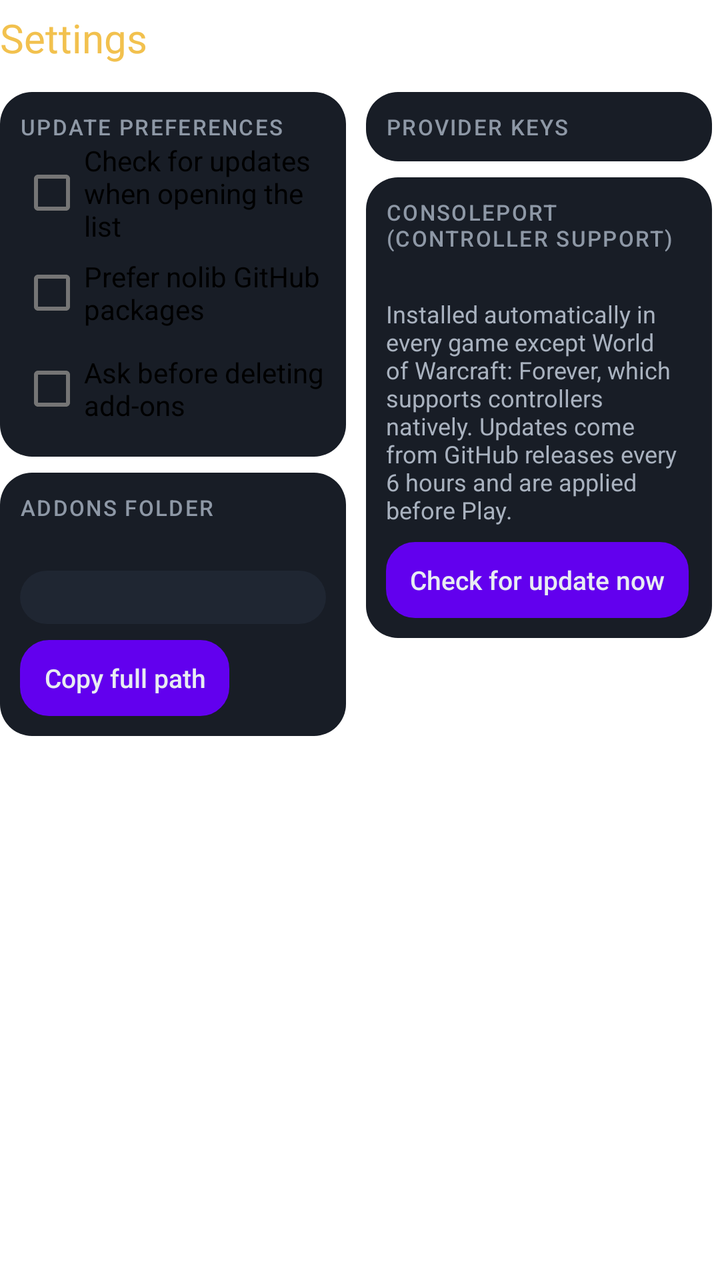
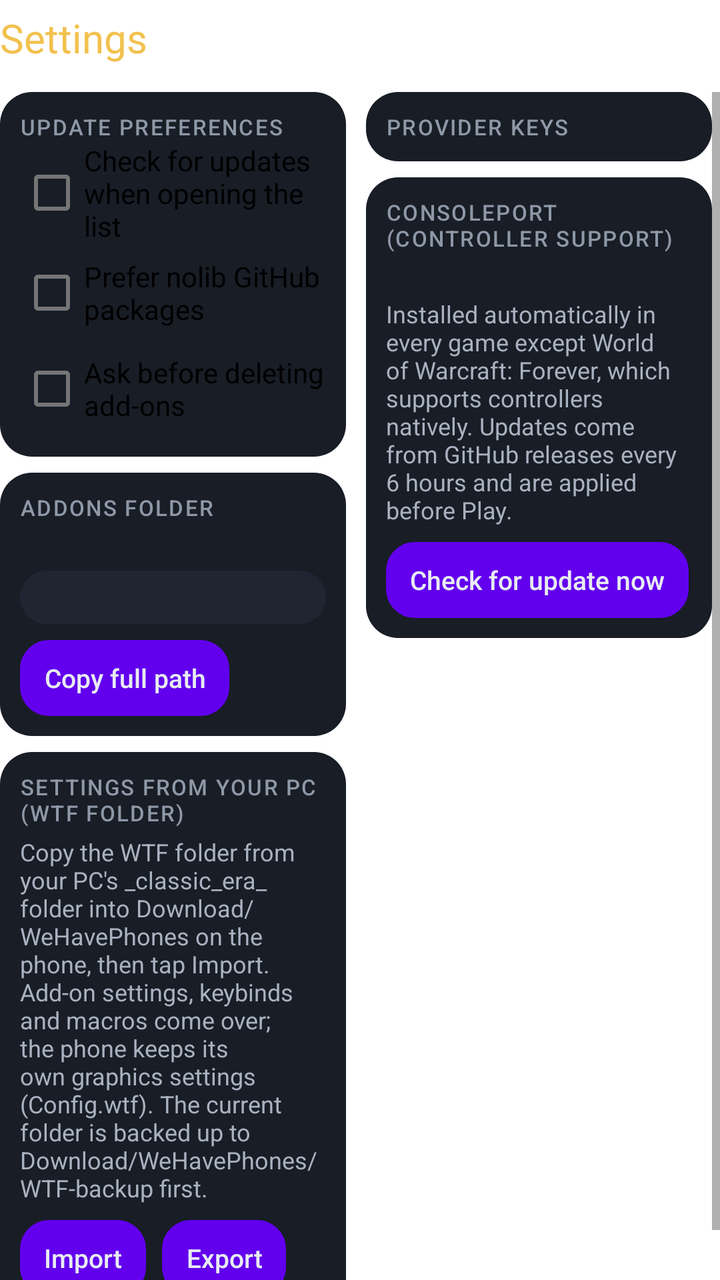

Compare the two renders of this Android layout. The source of the first and the diff that turns it into the second are given below.
<!-- AndroidManifest.xml: fallback theme Theme.MaterialComponents.DayNight.NoActionBar -->
<!-- res/layout/fragment_addons_settings.xml -->
<?xml version="1.0" encoding="utf-8"?>
<LinearLayout
    xmlns:android="http://schemas.android.com/apk/res/android"
    android:layout_width="match_parent"
    android:layout_height="match_parent"
    android:orientation="vertical">
    <LinearLayout
        android:layout_width="match_parent"
        android:layout_height="wrap_content"
        android:gravity="center_vertical"
        android:minHeight="40dp"
        android:orientation="horizontal">
        <TextView
            style="@style/WeHavePhonesAddonsTitle"
            android:text="@string/wehavephones_addons_settings" />
    </LinearLayout>
    <ScrollView
        android:layout_width="match_parent"
        android:layout_height="0dp"
        android:layout_marginTop="6dp"
        android:layout_weight="1"
        android:scrollbarStyle="insideInset"
        android:scrollbars="vertical">
        <LinearLayout
            android:layout_width="match_parent"
            android:layout_height="wrap_content"
            android:baselineAligned="false"
            android:orientation="horizontal"
            android:paddingBottom="8dp">
            <LinearLayout
                android:layout_width="0dp"
                android:layout_height="wrap_content"
                android:layout_weight="1"
                android:orientation="vertical">
                <LinearLayout style="@style/WeHavePhonesAddonsBox">
                    <TextView
                        style="@style/WeHavePhonesAddonsGroup"
                        android:text="@string/wehavephones_addons_preferences" />
                    <CheckBox
                        android:id="@+id/CBAutoCheck"
                        android:layout_width="match_parent"
                        android:layout_height="wrap_content"
                        android:text="@string/wehavephones_addons_auto_check" />
                    <CheckBox
                        android:id="@+id/CBPreferNolib"
                        android:layout_width="match_parent"
                        android:layout_height="wrap_content"
                        android:text="@string/wehavephones_addons_prefer_nolib" />
                    <CheckBox
                        android:id="@+id/CBConfirmDelete"
                        android:layout_width="match_parent"
                        android:layout_height="wrap_content"
                        android:text="@string/wehavephones_addons_confirm_delete" />
                </LinearLayout>
                <LinearLayout
                    style="@style/WeHavePhonesAddonsBox"
                    android:layout_marginTop="8dp">
                    <TextView
                        style="@style/WeHavePhonesAddonsGroup"
                        android:text="@string/wehavephones_addons_path" />
                    <TextView
                        android:id="@+id/TVSettingsInterface"
                        android:layout_width="match_parent"
                        android:layout_height="wrap_content"
                        android:layout_marginTop="4dp"
                        android:textColor="@color/wehavephones_text"
                        android:textSize="12sp" />
                    <TextView
                        android:id="@+id/TVSettingsPath"
                        android:layout_width="match_parent"
                        android:layout_height="wrap_content"
                        android:layout_marginTop="4dp"
                        android:background="@drawable/wehavephones_chip"
                        android:ellipsize="start"
                        android:fontFamily="monospace"
                        android:maxLines="2"
                        android:padding="6dp"
                        android:textColor="@color/wehavephones_text_dim"
                        android:textIsSelectable="true"
                        android:textSize="11sp" />
                    <Button
                        android:id="@+id/BTSettingsCopyPath"
                        style="@style/WeHavePhonesButtonCompact"
                        android:layout_marginTop="8dp"
                        android:drawableStart="@drawable/wehavephones_ic_copy"
                        android:text="@string/wehavephones_addons_copy_path" />
                </LinearLayout>
            </LinearLayout>
            <LinearLayout
                android:layout_width="0dp"
                android:layout_height="wrap_content"
                android:layout_marginStart="10dp"
                android:layout_weight="1"
                android:orientation="vertical">
                <LinearLayout style="@style/WeHavePhonesAddonsBox">
                    <TextView
                        style="@style/WeHavePhonesAddonsGroup"
                        android:text="@string/wehavephones_addons_provider_keys" />
                    <LinearLayout
                        android:id="@+id/LLProviderKeys"
                        android:layout_width="match_parent"
                        android:layout_height="wrap_content"
                        android:orientation="vertical" />
                </LinearLayout>
                <LinearLayout
                    style="@style/WeHavePhonesAddonsBox"
                    android:layout_marginTop="8dp">
                    <TextView
                        style="@style/WeHavePhonesAddonsGroup"
                        android:text="@string/wehavephones_addons_consoleport" />
                    <TextView
                        android:id="@+id/TVConsolePortStatus"
                        android:layout_width="match_parent"
                        android:layout_height="wrap_content"
                        android:layout_marginTop="4dp"
                        android:textColor="@color/wehavephones_text"
                        android:textSize="12sp" />
                    <TextView
                        android:layout_width="match_parent"
                        android:layout_height="wrap_content"
                        android:layout_marginTop="2dp"
                        android:text="@string/wehavephones_addons_consoleport_info"
                        android:textColor="@color/wehavephones_text_dim"
                        android:textSize="12sp" />
                    <Button
                        android:id="@+id/BTConsolePortCheck"
                        style="@style/WeHavePhonesButtonCompact"
                        android:layout_marginTop="8dp"
                        android:text="@string/wehavephones_addons_consoleport_check" />
                </LinearLayout>
            </LinearLayout>
        </LinearLayout>
    </ScrollView>
</LinearLayout>
<!-- resources referenced by this layout -->
<resources>
  <color name="wehavephones_text">#E8ECF2</color>
  <color name="wehavephones_text_dim">#A9B2BF</color>
  <!-- drawable wehavephones_chip (drawable) -->
  <?xml version="1.0" encoding="utf-8"?>
  <shape xmlns:android="http://schemas.android.com/apk/res/android" android:shape="rectangle">
      <corners android:radius="999dp" />
      <solid android:color="#1F2632" />
  </shape>
  <string name="wehavephones_addons_auto_check">Check for updates when opening the list</string>
  <string name="wehavephones_addons_confirm_delete">Ask before deleting add-ons</string>
  <string name="wehavephones_addons_consoleport">ConsolePort (controller support)</string>
  <string name="wehavephones_addons_consoleport_check">Check for update now</string>
  <string name="wehavephones_addons_consoleport_info">Installed automatically in every game except World of Warcraft: Forever, which supports controllers natively. Updates come from GitHub releases every 6 hours and are applied before Play.</string>
  <string name="wehavephones_addons_copy_path">Copy full path</string>
  <string name="wehavephones_addons_path">AddOns folder</string>
  <string name="wehavephones_addons_prefer_nolib">Prefer nolib GitHub packages</string>
  <string name="wehavephones_addons_preferences">Update preferences</string>
  <string name="wehavephones_addons_provider_keys">Provider keys</string>
  <string name="wehavephones_addons_settings">Settings</string>
  <style name="WeHavePhonesAddonsBox">
          <item name="android:layout_width">match_parent</item>
          <item name="android:layout_height">wrap_content</item>
          <item name="android:background">@drawable/wehavephones_card_background</item>
          <item name="android:orientation">vertical</item>
          <item name="android:padding">10dp</item>
      </style>
  <style name="WeHavePhonesAddonsTitle" parent="WeHavePhonesHeader">
          <item name="android:layout_width">wrap_content</item>
          <item name="android:textSize">20sp</item>
          <item name="android:maxLines">1</item>
      </style>
  <!-- drawable wehavephones_card_background (drawable) -->
  <?xml version="1.0" encoding="utf-8"?>
  <shape xmlns:android="http://schemas.android.com/apk/res/android" android:shape="rectangle">
      <corners android:radius="16dp" />
      <solid android:color="#181D26" />
  </shape>
  <color name="wehavephones_text_faint">#8E98A6</color>
  <color name="wehavephones_text_title">#F2C14E</color>
  <!-- drawable wehavephones_button_outline_disabled (drawable) -->
  <?xml version="1.0" encoding="utf-8"?>
  <shape xmlns:android="http://schemas.android.com/apk/res/android" android:shape="rectangle">
      <corners android:radius="14dp" />
      <solid android:color="#161A21" />
      <stroke android:width="1dp" android:color="#222936" />
  </shape>
  <!-- drawable wehavephones_button_outline_pressed (drawable) -->
  <?xml version="1.0" encoding="utf-8"?>
  <shape xmlns:android="http://schemas.android.com/apk/res/android" android:shape="rectangle">
      <corners android:radius="14dp" />
      <solid android:color="#2A3240" />
      <stroke android:width="1dp" android:color="#3A4456" />
  </shape>
  <!-- drawable wehavephones_button_outline_normal (drawable) -->
  <?xml version="1.0" encoding="utf-8"?>
  <shape xmlns:android="http://schemas.android.com/apk/res/android" android:shape="rectangle">
      <corners android:radius="14dp" />
      <solid android:color="#1F2632" />
      <stroke android:width="1dp" android:color="#2A3240" />
  </shape>
  <!-- unchanged entries left out for length: 6 -->
</resources>

<!-- the commit's change to res/layout/fragment_addons_settings.xml (unified diff, before → after) -->
@@ -85,6 +85,35 @@
                         android:drawableStart="@drawable/wehavephones_ic_copy"
                         android:text="@string/wehavephones_addons_copy_path" />
                 </LinearLayout>
+                <LinearLayout
+                    style="@style/WeHavePhonesAddonsBox"
+                    android:layout_marginTop="8dp">
+                    <TextView
+                        style="@style/WeHavePhonesAddonsGroup"
+                        android:text="@string/azeroid_wtf_title" />
+                    <TextView
+                        android:layout_width="match_parent"
+                        android:layout_height="wrap_content"
+                        android:layout_marginTop="4dp"
+                        android:text="@string/azeroid_wtf_info"
+                        android:textColor="@color/wehavephones_text_dim"
+                        android:textSize="12sp" />
+                    <LinearLayout
+                        android:layout_width="match_parent"
+                        android:layout_height="wrap_content"
+                        android:layout_marginTop="8dp"
+                        android:orientation="horizontal">
+                        <Button
+                            android:id="@+id/BTWtfImport"
+                            style="@style/WeHavePhonesButtonCompact"
+                            android:text="@string/azeroid_wtf_import" />
+                        <Button
+                            android:id="@+id/BTWtfExport"
+                            style="@style/WeHavePhonesButtonCompact"
+                            android:layout_marginStart="8dp"
+                            android:text="@string/azeroid_wtf_export" />
+                    </LinearLayout>
+                </LinearLayout>
             </LinearLayout>
             <LinearLayout
                 android:layout_width="0dp"
<!-- resource entries referenced after the edit -->
@@ -8,6 +8,10 @@
       <corners android:radius="999dp" />
       <solid android:color="#1F2632" />
   </shape>
+  <string name="azeroid_wtf_export">Export</string>
+  <string name="azeroid_wtf_import">Import</string>
+  <string name="azeroid_wtf_info">Copy the WTF folder from your PC\'s _classic_era_ folder into Download/WeHavePhones on the phone, then tap Import. Add-on settings, keybinds and macros come over; the phone keeps its own graphics settings (Config.wtf). The current folder is backed up to Download/WeHavePhones/WTF-backup first.</string>
+  <string name="azeroid_wtf_title">Settings from your PC (WTF folder)</string>
   <string name="wehavephones_addons_auto_check">Check for updates when opening the list</string>
   <string name="wehavephones_addons_confirm_delete">Ask before deleting add-ons</string>
   <string name="wehavephones_addons_consoleport">ConsolePort (controller support)</string>
